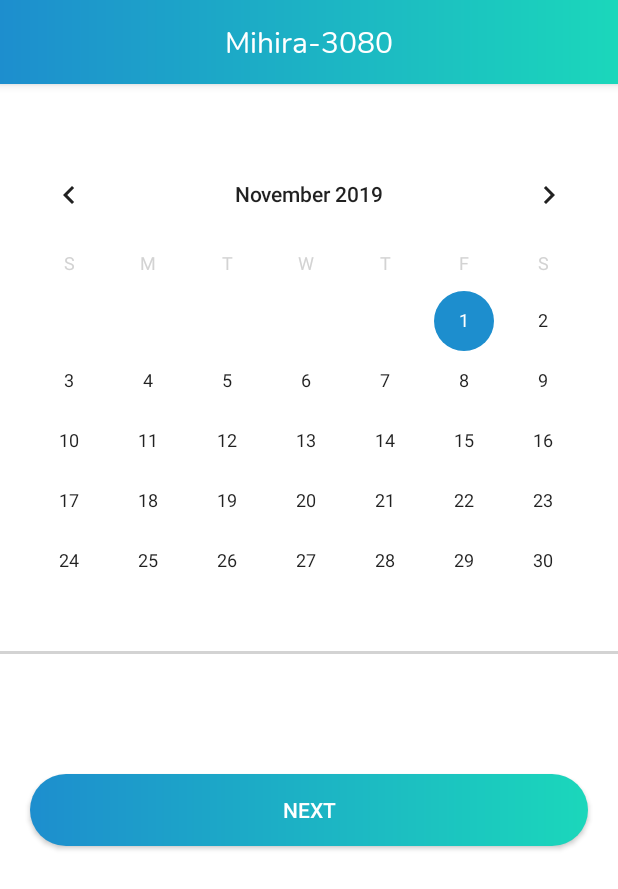
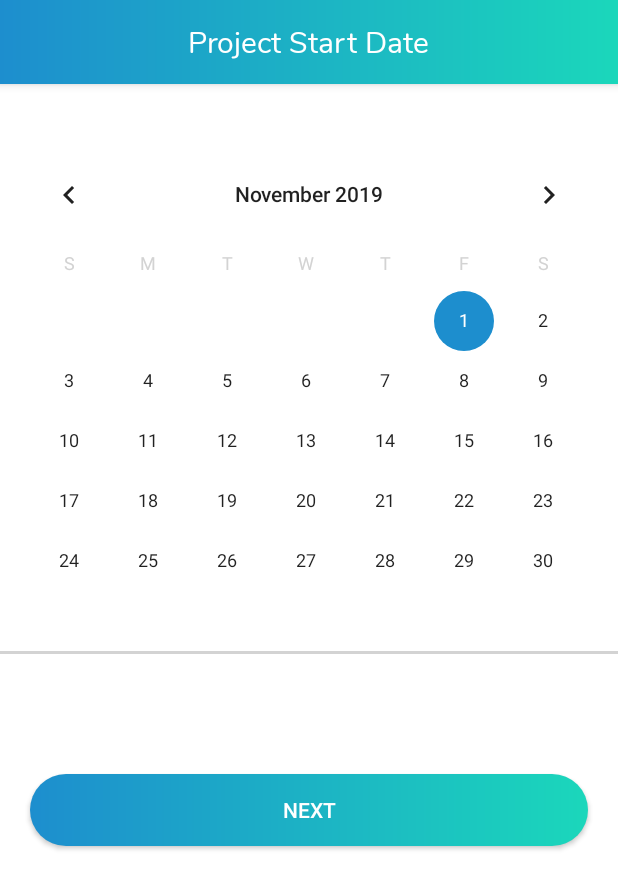
Before and after one commit to skkryptgames/SMAR, an Android app: the fragment CreateNewProjectFragment placed in its activity, after a tap on "NEXT", on a phone screen of 412 x 824 dp. Shown: the top 889 px of the screen. Run offline under Robolectric (Android 15) with nearby library versions, the light colour scheme and no system bars.

Commit message:
smar-apk generation

```diff
--- a/app/src/main/AndroidManifest.xml
+++ b/app/src/main/AndroidManifest.xml
@@ -18,8 +18,8 @@
         </activity>
         <activity
             android:name=".AdminPage"
-            android:theme="@style/Theme.AppCompat.Light" android:noHistory="true" />
-        <activity android:name=".ClientPage" android:theme="@style/Theme.AppCompat.Light" />
+            android:theme="@style/Theme.AppCompat.Light" />
+        <activity android:name=".ClientPage" android:theme="@style/Theme.AppCompat.Light" android:noHistory="true" />
     </application>
 
 </manifest>
--- a/app/src/main/java/com/example/smar/ClientPage.java
+++ b/app/src/main/java/com/example/smar/ClientPage.java
@@ -31,6 +31,7 @@ public class ClientPage extends AppCompatActivity {
         super.onCreate(savedInstanceState);
         setContentView(R.layout.activity_client_page);
 
+
         title = getIntent().getStringExtra("title");
         this.getSupportActionBar().setDisplayOptions(ActionBar.DISPLAY_SHOW_CUSTOM);
         getSupportActionBar().setCustomView(R.layout.toolbar_layout);
@@ -48,6 +49,7 @@ public class ClientPage extends AppCompatActivity {
                 LinearLayoutManager.VERTICAL, false);
         clientRecyclerView.setLayoutManager(mLinearLayoutManager);
 
+        clientRecyclerView.setVisibility(View.VISIBLE);
 
         clientRecyclerView.addItemDecoration(new DividerItemDecoration(ClientPage.this,
                 DividerItemDecoration.VERTICAL));
--- a/app/src/main/java/com/example/smar/CreateNewProjectFragment.java
+++ b/app/src/main/java/com/example/smar/CreateNewProjectFragment.java
@@ -5,6 +5,7 @@ import android.view.LayoutInflater;
 import android.view.View;
 import android.view.ViewGroup;
 import android.widget.Button;
+import android.widget.EditText;
 
 import androidx.annotation.NonNull;
 import androidx.annotation.Nullable;
@@ -15,10 +16,14 @@ import androidx.fragment.app.FragmentTransaction;
 public class CreateNewProjectFragment extends Fragment {
 
     private Button button;
+    EditText pName,cName,PNumber;
     @Override
     public void onViewCreated(@NonNull View view, @Nullable Bundle savedInstanceState) {
         super.onViewCreated(view, savedInstanceState);
         button=view.findViewById(R.id.smar_button_newprojectnext);
+        pName=view.findViewById(R.id.smar_edittext_projectname);
+        cName=view.findViewById(R.id.smar_edittext_clientname);
+        PNumber=view.findViewById(R.id.smar_edittext_phonenumber);
 
         button.setOnClickListener(new View.OnClickListener() {
             @Override
@@ -27,6 +32,10 @@ public class CreateNewProjectFragment extends Fragment {
                 Fragment fragment=new NewProjectStartDateFragment();
                 FragmentTransaction fragmentTransaction=getFragmentManager().beginTransaction();
                 //fragmentTransaction.setCustomAnimations(R.anim.r2l_slide_in, R.anim.r2l_slide_out, R.anim.l2r_slide_in, R.anim.l2r_slide_out);
+
+                Bundle bundle=new Bundle();
+                bundle.putString("projectTitle",pName.getText().toString());
+                fragment.setArguments(bundle);
                 fragmentTransaction.replace(R.id.fragment_container,fragment);
                 fragmentTransaction.addToBackStack(null);
                 fragmentTransaction.commit();
@@ -41,6 +50,7 @@ public class CreateNewProjectFragment extends Fragment {
     @Override
     public View onCreateView(@NonNull LayoutInflater inflater, @Nullable ViewGroup container, @Nullable Bundle savedInstanceState) {
         View view=inflater.inflate(R.layout.create_new_project_layout,container,false);
+        ((AdminPage)getActivity()).toolbarTitle.setText("Project SetUp");
         ((AdminPage)getActivity()).button.setVisibility(View.GONE);
         return view;
     }
--- a/app/src/main/java/com/example/smar/NewProjectEndDateFragment.java
+++ b/app/src/main/java/com/example/smar/NewProjectEndDateFragment.java
@@ -16,10 +16,13 @@ public class NewProjectEndDateFragment extends Fragment {
 
     private CalendarView calendarView;
     private Button button;
+    Bundle bundle1;
 
     @Nullable
     @Override
     public View onCreateView(@NonNull LayoutInflater inflater, @Nullable ViewGroup container, @Nullable Bundle savedInstanceState) {
+        ((AdminPage)getActivity()).toolbarTitle.setText("Project End Date");
+        bundle1=getArguments();
         return inflater.inflate(R.layout.project_end_date_layout,container,false);
     }
 
@@ -42,6 +45,9 @@ public class NewProjectEndDateFragment extends Fragment {
                 Fragment fragment=new NewProjectSelectModulesFragment();
                 FragmentTransaction fragmentTransaction=getFragmentManager().beginTransaction();
                 //fragmentTransaction.setCustomAnimations(R.anim.r2l_slide_in, R.anim.r2l_slide_out, R.anim.l2r_slide_in, R.anim.l2r_slide_out);
+                Bundle bundle=new Bundle();
+                bundle.putString("projectTitle",bundle1.getString("projectTitle"));
+                fragment.setArguments(bundle);
                 fragmentTransaction.replace(R.id.fragment_container,fragment);
                 fragmentTransaction.addToBackStack(null);
                 fragmentTransaction.commit();
--- a/app/src/main/java/com/example/smar/NewProjectStartDateFragment.java
+++ b/app/src/main/java/com/example/smar/NewProjectStartDateFragment.java
@@ -15,10 +15,14 @@ import androidx.fragment.app.FragmentTransaction;
 public class NewProjectStartDateFragment extends Fragment {
     private CalendarView calendarView;
     private Button button;
+    Bundle bundle1;
 
     @Nullable
     @Override
     public View onCreateView(@NonNull LayoutInflater inflater, @Nullable ViewGroup container, @Nullable Bundle savedInstanceState) {
+
+        ((AdminPage)getActivity()).toolbarTitle.setText("Project Start Date");
+         bundle1=getArguments();
         return inflater.inflate(R.layout.project_start_date_layout,container,false);
     }
 
@@ -41,6 +45,9 @@ public class NewProjectStartDateFragment extends Fragment {
                 Fragment fragment=new NewProjectEndDateFragment();
                 FragmentTransaction fragmentTransaction=getFragmentManager().beginTransaction();
                 //fragmentTransaction.setCustomAnimations(R.anim.r2l_slide_in, R.anim.r2l_slide_out, R.anim.l2r_slide_in, R.anim.l2r_slide_out);
+                Bundle bundle=new Bundle();
+                bundle.putString("projectTitle",bundle1.getString("projectTitle"));
+                fragment.setArguments(bundle);
                 fragmentTransaction.replace(R.id.fragment_container,fragment);
                 fragmentTransaction.addToBackStack(null);
                 fragmentTransaction.commit();
--- a/app/src/main/res/layout/activity_admin_page.xml
+++ b/app/src/main/res/layout/activity_admin_page.xml
@@ -40,6 +40,7 @@
         android:text="Add New Project"
         android:textAlignment="center"
         android:textSize="15dp"
+        android:translationZ="-8dp"
         android:textColor="@color/white"
         android:layout_marginBottom="20dp"
         android:layout_marginStart="40dp"
--- a/app/src/main/res/layout/activity_client_page.xml
+++ b/app/src/main/res/layout/activity_client_page.xml
@@ -1,5 +1,5 @@
 <?xml version="1.0" encoding="utf-8"?>
-<androidx.constraintlayout.widget.ConstraintLayout xmlns:android="http://schemas.android.com/apk/res/android"
+<RelativeLayout xmlns:android="http://schemas.android.com/apk/res/android"
     xmlns:app="http://schemas.android.com/apk/res-auto"
     xmlns:tools="http://schemas.android.com/tools"
     android:layout_width="match_parent"
@@ -12,7 +12,7 @@
     <androidx.recyclerview.widget.RecyclerView
         android:id="@+id/clientRecyclerView"
         android:layout_width="match_parent"
-        android:layout_height="0dp"
+        android:layout_height="match_parent"
         app:layout_constraintBottom_toBottomOf="parent"
         app:layout_constraintStart_toStartOf="parent"
         app:layout_constraintTop_toTopOf="parent">
@@ -32,4 +32,4 @@
     </FrameLayout>
 
 
-</androidx.constraintlayout.widget.ConstraintLayout>
+</RelativeLayout>
```
Also changed, not shown: app/src/main/java/com/example/smar/AdminPage.java (+14 -1 lines), app/src/main/java/com/example/smar/NewProjectSelectModulesFragment.java (+12 -1 lines), app/src/main/java/com/example/smar/TaskStatusUpdate.java (+42 -1 lines).
